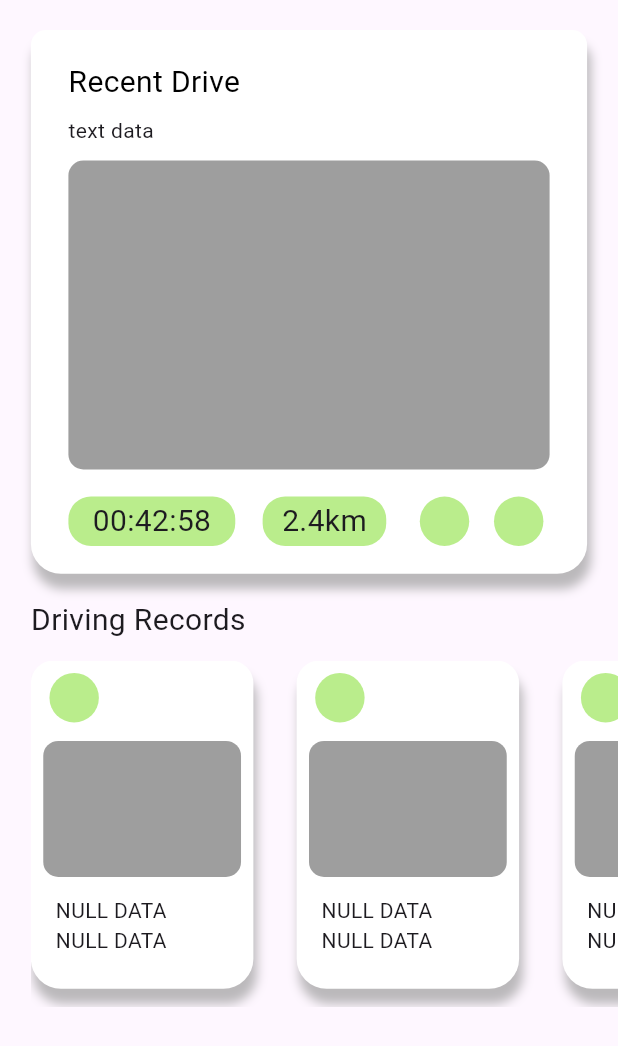
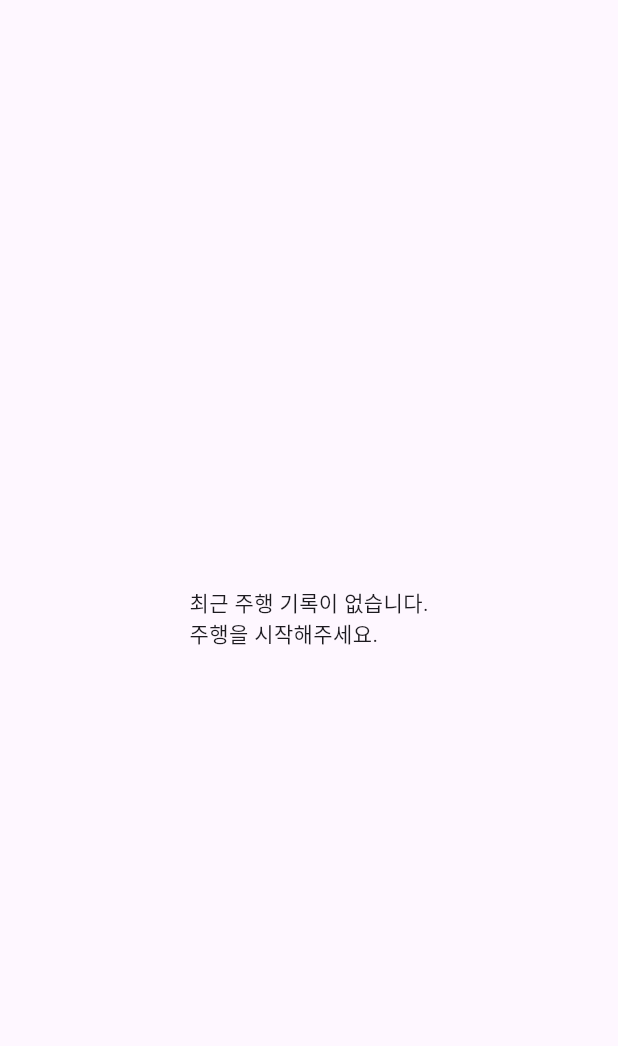
Before and after one commit to GitTeoll/B612-team3-mobile-Repo, a Flutter app: the RecordScreen widget shown alone on an empty page, opened directly, on a phone screen of 412 x 824 dp. Shown: the top 1046 px of the screen. Run offline on Flutter 3.47's test engine with Material 3 defaults, Android fonts, the phone set to English and light mode, and no system bars; our stand-ins replace card_swiper, dio, flutter_dotenv, flutter_rating_bar, flutter_riverpod, flutter_secure_storage and 5 more; missing offline and left inert: daum_postcode_search, google_polyline_algorithm, google_static_maps_controller, kakao_flutter_sdk_user, kakao_map_plugin; accounts and stored records are empty; generated files the repository leaves out were written again; statements that could not run were skipped.

Commit message:
테스트용

```diff
--- a/lib/record/provider/drive_done_record_model_provider.dart
+++ b/lib/record/provider/drive_done_record_model_provider.dart
@@ -1,8 +1,8 @@
 import 'package:b612_project_team3/record/model/record_model.dart';
 import 'package:flutter_riverpod/flutter_riverpod.dart';
 
-final driveDoneRecordModelProvider = StateNotifierProvider.autoDispose<
-    DriveDoneRecordModelStateNotifier, RecordModelBase>(
+final driveDoneRecordModelProvider =
+    StateNotifierProvider<DriveDoneRecordModelStateNotifier, RecordModelBase>(
   (ref) {
     ref.onDispose(
       () {
--- a/lib/record/view/record_screen.dart
+++ b/lib/record/view/record_screen.dart
@@ -1,63 +1,75 @@
+import 'package:b612_project_team3/record/model/record_model.dart';
+import 'package:b612_project_team3/record/provider/drive_done_record_model_provider.dart';
 import 'package:flutter/material.dart';
+import 'package:flutter_riverpod/flutter_riverpod.dart';
 
 import '../widgets/driving_records.dart';
 import '../widgets/recent_drive_widget.dart';
 
-class RecordScreen extends StatelessWidget {
+class RecordScreen extends ConsumerWidget {
   const RecordScreen({super.key});
 
   @override
-  Widget build(BuildContext context) {
-    return SingleChildScrollView(
-      child: Column(
-        children: [
-          const RecentDriveWidget(),
-          SizedBox(
-            width: MediaQuery.of(context).size.width * 0.9,
-            height: MediaQuery.of(context).size.height * 0.02,
-          ),
-          SizedBox(
-            width: MediaQuery.of(context).size.width * 0.9,
-            child: const Text(
-              "Driving Records",
-              style: TextStyle(
-                fontSize: 20,
-              ),
+  Widget build(BuildContext context, WidgetRef ref) {
+    final driveDoneRecordModel = ref.watch(driveDoneRecordModelProvider);
+
+    return driveDoneRecordModel is RecordModelLoading
+        ? const Center(
+            child: Text('최근 주행 기록이 없습니다.\n주행을 시작해주세요.'),
+          )
+        : SingleChildScrollView(
+            child: Column(
+              children: [
+                RecentDriveWidget(
+                  driveDoneRecordModel:
+                      driveDoneRecordModel as DriveDoneRecordModel,
+                ),
+                // SizedBox(
+                //   width: MediaQuery.of(context).size.width * 0.9,
+                //   height: MediaQuery.of(context).size.height * 0.02,
+                // ),
+                // SizedBox(
+                //   width: MediaQuery.of(context).size.width * 0.9,
+                //   child: const Text(
+                //     "Driving Records",
+                //     style: TextStyle(
+                //       fontSize: 20,
+                //     ),
+                //   ),
+                // ),
+                // SizedBox(
+                //   height: MediaQuery.of(context).size.height * 0.015,
+                // ),
+                // SizedBox(
+                //   width: MediaQuery.of(context).size.width * 0.05,
+                // ),
+                // Row(
+                //   children: [
+                //     SizedBox(
+                //       width: MediaQuery.of(context).size.width * 0.05,
+                //     ),
+                //     SizedBox(
+                //       width: MediaQuery.of(context).size.width * 0.95,
+                //       height: MediaQuery.of(context).size.height * 0.28,
+                //       child: ListView(
+                //         scrollDirection: Axis.horizontal,
+                //         children: <Widget>[
+                //           const DrivingRecordsCard(),
+                //           SizedBox(
+                //             width: MediaQuery.of(context).size.width * 0.07,
+                //           ),
+                //           const DrivingRecordsCard(),
+                //           SizedBox(
+                //             width: MediaQuery.of(context).size.width * 0.07,
+                //           ),
+                //           const DrivingRecordsCard(),
+                //         ],
+                //       ),
+                //     ),
+                //   ],
+                // )
+              ],
             ),
-          ),
-          SizedBox(
-            height: MediaQuery.of(context).size.height * 0.015,
-          ),
-          SizedBox(
-            width: MediaQuery.of(context).size.width * 0.05,
-          ),
-          Row(
-            children: [
-              SizedBox(
-                width: MediaQuery.of(context).size.width * 0.05,
-              ),
-              SizedBox(
-                width: MediaQuery.of(context).size.width * 0.95,
-                height: MediaQuery.of(context).size.height * 0.28,
-                child: ListView(
-                  scrollDirection: Axis.horizontal,
-                  children: <Widget>[
-                    const DrivingRecordsCard(),
-                    SizedBox(
-                      width: MediaQuery.of(context).size.width * 0.07,
-                    ),
-                    const DrivingRecordsCard(),
-                    SizedBox(
-                      width: MediaQuery.of(context).size.width * 0.07,
-                    ),
-                    const DrivingRecordsCard(),
-                  ],
-                ),
-              ),
-            ],
-          )
-        ],
-      ),
-    );
+          );
   }
 }
--- a/lib/record/widgets/recent_drive_widget.dart
+++ b/lib/record/widgets/recent_drive_widget.dart
@@ -1,13 +1,53 @@
 import 'package:b612_project_team3/common/const/colors.dart';
+import 'package:b612_project_team3/common/const/data.dart';
+import 'package:b612_project_team3/common/utils/data_utils.dart';
+import 'package:b612_project_team3/record/model/record_model.dart';
 import 'package:flutter/material.dart';
+import 'package:google_static_maps_controller/google_static_maps_controller.dart';
 
 class RecentDriveWidget extends StatelessWidget {
+  final DriveDoneRecordModel driveDoneRecordModel;
+
   const RecentDriveWidget({
     super.key,
+    required this.driveDoneRecordModel,
   });
 
   @override
   Widget build(BuildContext context) {
+    final controller = StaticMapController(
+      googleApiKey: googleMapsApiKey,
+      width: 310,
+      height: 200,
+      language: 'ko',
+      markers: [
+        Marker(
+          label: 'S',
+          locations: [
+            GeocodedLocation.latLng(
+              driveDoneRecordModel.startLatLng.first,
+              driveDoneRecordModel.startLatLng.last,
+            )
+          ],
+        ),
+        Marker(
+          label: 'E',
+          locations: [
+            GeocodedLocation.latLng(
+              driveDoneRecordModel.endLatLng.first,
+              driveDoneRecordModel.endLatLng.last,
+            )
+          ],
+        ),
+      ],
+      paths: [
+        Path.encodedPolyline(
+          driveDoneRecordModel.encodedPolyline,
+          color: Colors.red,
+        ),
+      ],
+    );
+
     return Padding(
       padding: const EdgeInsets.fromLTRB(0, 20, 0, 0),
       child: Container(
@@ -52,9 +92,9 @@ class RecentDriveWidget extends StatelessWidget {
               height: 8,
             ),
             //"Tect data"
-            const Row(
+            Row(
               children: [
-                Text("text data"),
+                Text(driveDoneRecordModel.name),
               ],
             ),
             const SizedBox(
@@ -62,11 +102,17 @@ class RecentDriveWidget extends StatelessWidget {
             ),
             //지도가 들어갈 container 설정
             Container(
+              clipBehavior: Clip.hardEdge,
               decoration: BoxDecoration(
                 borderRadius: BorderRadius.circular(10),
                 color: Colors.grey,
               ),
               height: MediaQuery.of(context).size.height * 0.25,
+              width: double.infinity,
+              child: Image(
+                image: controller.image,
+                fit: BoxFit.cover,
+              ),
               // width: MediaQuery.of(context).size.width * 0.75,
             ),
             const SizedBox(
@@ -74,7 +120,7 @@ class RecentDriveWidget extends StatelessWidget {
             ),
             //연두 도형 설정
             Row(
-              mainAxisAlignment: MainAxisAlignment.spaceBetween,
+              // mainAxisAlignment: MainAxisAlignment.spaceBetween,
               children: [
                 //죄측부터 타원 1
                 Container(
@@ -84,62 +130,67 @@ class RecentDriveWidget extends StatelessWidget {
                     color: PRIMARY_COLOR,
                     borderRadius: BorderRadius.circular(15),
                   ),
-                  child: const Center(
+                  child: Center(
                     child: Text(
-                      "00:42:58",
-                      style: TextStyle(fontSize: 20),
+                      DataUtils.secToHHMMSS(
+                        driveDoneRecordModel.elapsedTime,
+                      ),
+                      style: const TextStyle(fontSize: 20),
                     ),
                   ),
+                ),
+                const SizedBox(
+                  width: 8.0,
                 ),
                 //타원 2
                 Padding(
                   padding: const EdgeInsets.fromLTRB(10, 0, 10, 0),
                   child: Container(
-                    width: MediaQuery.of(context).size.width * 0.20,
+                    width: MediaQuery.of(context).size.width * 0.25,
                     height: MediaQuery.of(context).size.height * 0.04,
                     decoration: BoxDecoration(
                       color: PRIMARY_COLOR,
                       borderRadius: BorderRadius.circular(15),
                     ),
-                    child: const Center(
+                    child: Center(
                       child: Text(
-                        "2.4km",
-                        style: TextStyle(fontSize: 20),
+                        '${driveDoneRecordModel.totalTravelDistance.toStringAsFixed(2)}km',
+                        style: const TextStyle(fontSize: 20),
                       ),
                     ),
                   ),
                 ),
                 //원 3
-                Container(
-                  width: MediaQuery.of(context).size.width * 0.10,
-                  height: MediaQuery.of(context).size.height * 0.04,
-                  decoration: const BoxDecoration(
-                      color: PRIMARY_COLOR,
-                      // borderRadius: BorderRadius.circular(15),
-                      shape: BoxShape.circle),
-                  //원 내부 텍스트 설정
-                  // child: const Center(
-                  //     child: Text(
-                  //       "2.4km",
-                  //       style: TextStyle(fontSize: 20),
-                  //     ),
-                  //     ),
-                ),
-                //원 4 <원 3과 동일>
-                Container(
-                  width: MediaQuery.of(context).size.width * 0.10,
-                  height: MediaQuery.of(context).size.height * 0.04,
-                  decoration: const BoxDecoration(
-                      color: PRIMARY_COLOR,
-                      // borderRadius: BorderRadius.circular(15),
-                      shape: BoxShape.circle),
-                  child: const Center(
-                      // child: Text(
-                      //   "2.4km",
-                      //   style: TextStyle(fontSize: 20),
-                      // ),
-                      ),
-                ),
+                // Container(
+                //   width: MediaQuery.of(context).size.width * 0.10,
+                //   height: MediaQuery.of(context).size.height * 0.04,
+                //   decoration: const BoxDecoration(
+                //       color: PRIMARY_COLOR,
+                //       // borderRadius: BorderRadius.circular(15),
+                //       shape: BoxShape.circle),
+                //   //원 내부 텍스트 설정
+                //   // child: const Center(
+                //   //     child: Text(
+                //   //       "2.4km",
+                //   //       style: TextStyle(fontSize: 20),
+                //   //     ),
+                //   //     ),
+                // ),
+                // //원 4 <원 3과 동일>
+                // Container(
+                //   width: MediaQuery.of(context).size.width * 0.10,
+                //   height: MediaQuery.of(context).size.height * 0.04,
+                //   decoration: const BoxDecoration(
+                //       color: PRIMARY_COLOR,
+                //       // borderRadius: BorderRadius.circular(15),
+                //       shape: BoxShape.circle),
+                //   child: const Center(
+                //       // child: Text(
+                //       //   "2.4km",
+                //       //   style: TextStyle(fontSize: 20),
+                //       // ),
+                //       ),
+                // ),
               ],
             ),
           ],
```
Also changed, not shown: lib/common/view/root_tab.dart (+11 -11 lines).
